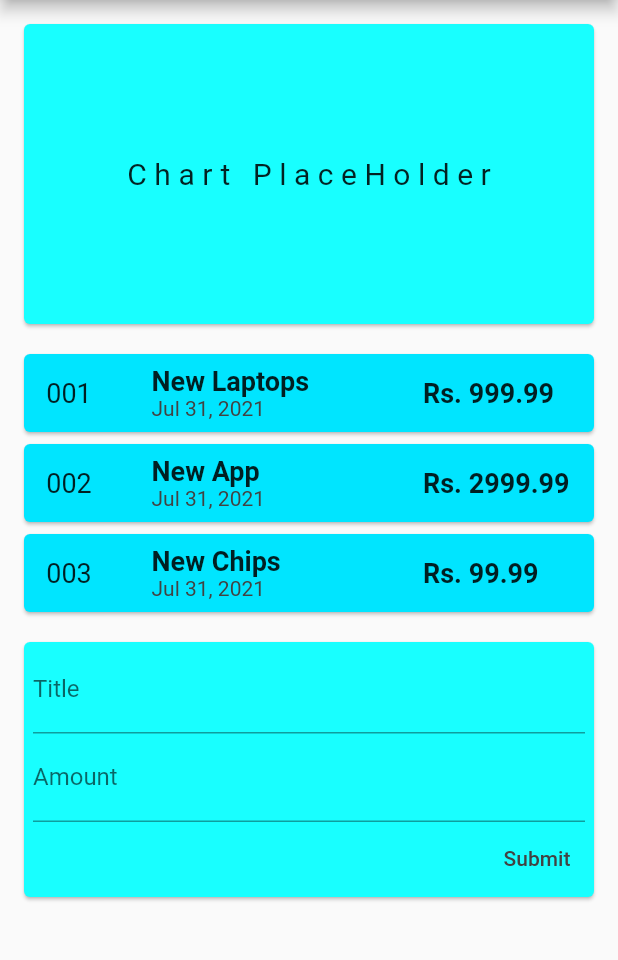
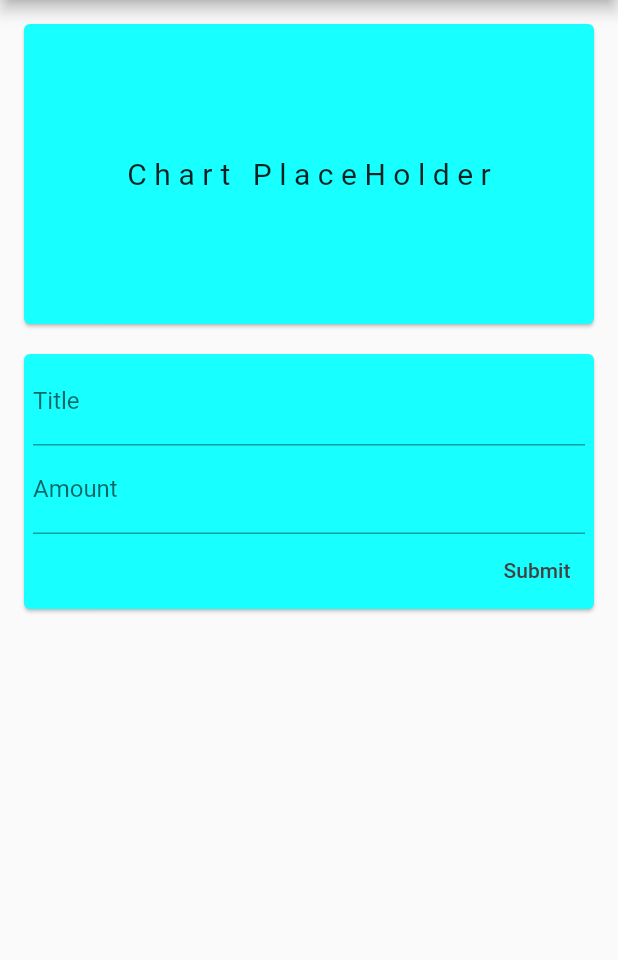
Before and after one commit to adarshvsrinivasan/flutter_practise, a Flutter app: the screen it shows after launch, after a tap on "Submit", on a phone screen of 412 x 824 dp, the part 84-1044 px from its top. Run offline on Flutter 3.47's test engine with Material 2 defaults, Android fonts, the phone set to English and light mode, and no system bars.

Commit message:
ScrollView Widget Added

```diff
--- a/lib/main.dart
+++ b/lib/main.dart
@@ -1,8 +1,7 @@
+import 'package:expense/widgets/user_transactions.dart';
 import 'package:flutter/material.dart';
 
 import 'package:expense/widgets/daily_expense_chart.dart';
-import 'package:expense/widgets/new_transaction.dart';
-import 'package:expense/widgets/transaction_list.dart';
 
 void main() => runApp(MyHomePage());
 
@@ -21,13 +20,14 @@ class MyHomePage extends StatelessWidget {
             ),
           ),
         ),
-        body: Column(
-          mainAxisAlignment: MainAxisAlignment.start,
-          children: [
-            DailyExpenseChart(),
-            TransactionList(),
-            UserTransaction(),
-          ],
+        body: SingleChildScrollView(
+          child: Column(
+            mainAxisAlignment: MainAxisAlignment.start,
+            children: [
+              DailyExpenseChart(),
+              UserTransactions(),
+            ],
+          ),
         ),
       ),
     );
--- a/lib/models/transaction.dart
+++ b/lib/models/transaction.dart
@@ -1,5 +1,5 @@
 class Transaction {
-  final String id;
+  final int id;
   final String title;
   final double amount;
   final DateTime date;
--- a/lib/widgets/new_transaction.dart
+++ b/lib/widgets/new_transaction.dart
@@ -1,15 +1,21 @@
+import 'package:expense/models/transaction.dart';
+import 'package:expense/widgets/transaction_list.dart';
 import 'package:flutter/material.dart';
 
-class UserTransaction extends StatelessWidget {
+class NewTransaction extends StatelessWidget {
   final titleController = TextEditingController();
   final amountController = TextEditingController();
+  final Function addFn;
+  final int transactionCount;
+
+  NewTransaction(this.addFn, this.transactionCount);
 
   @override
   Widget build(BuildContext context) {
     return Column(
       children: [
         Padding(
-          padding: const EdgeInsets.fromLTRB(12, 12, 12, 0),
+          padding: const EdgeInsets.fromLTRB(12, 0, 12, 12),
           child: Card(
             color: Colors.cyanAccent,
             child: Padding(
@@ -31,7 +37,15 @@ class UserTransaction extends StatelessWidget {
                       controller: amountController,
                     ),
                     TextButton(
-                      onPressed: () {},
+                      onPressed: () {
+                        final newTx = Transaction.name(
+                          transactionCount+1,
+                          titleController.text,
+                          double.parse(amountController.text),
+                          DateTime.now(),
+                        );
+                        addFn(newTx);
+                      },
                       child: Text(
                         'Submit',
                         style: TextStyle(
--- a/lib/widgets/transaction_list.dart
+++ b/lib/widgets/transaction_list.dart
@@ -2,24 +2,18 @@ import 'package:expense/models/transaction.dart';
 import 'package:flutter/material.dart';
 import 'package:intl/intl.dart';
 
-class TransactionList extends StatefulWidget {
-  const TransactionList({Key? key}) : super(key: key);
+class TransactionList extends StatelessWidget {
 
-  @override
-  _TransactionListState createState() => _TransactionListState();
-}
+  final List<Transaction> transactions;
 
-class _TransactionListState extends State<TransactionList> {
-  final List<Transaction> _userTransactions = [
-    Transaction.name('001', 'New Laptops', 999.99, DateTime.now()),
-    Transaction.name('002', 'New App', 2999.99, DateTime.now()),
-    Transaction.name('003', 'New Chips', 99.99, DateTime.now()),
-  ];
-
+  TransactionList(this.transactions);
   @override
   Widget build(BuildContext context) {
-    return Column(
-      children: _userTransactions.map(
+    return Container(
+      height: 300,
+      child: SingleChildScrollView(
+        child: Column(
+          children: transactions.map(
             (tx) {
               return Padding(
                 padding: const EdgeInsets.fromLTRB(12, 0, 12, 0),
@@ -35,7 +29,7 @@ class _TransactionListState extends State<TransactionList> {
                           width: 60,
                           child: Center(
                             child: Text(
-                          tx.id,
+                              tx.id.toString(),
                               style: TextStyle(
                                 fontSize: 18,
                               ),
@@ -91,6 +85,8 @@ class _TransactionListState extends State<TransactionList> {
               );
             },
           ).toList(),
+        ),
+      ),
     );
   }
 }
--- /dev/null
+++ b/lib/widgets/user_transactions.dart
@@ -0,0 +1,40 @@
+import 'package:expense/models/transaction.dart';
+import 'package:expense/widgets/new_transaction.dart';
+import 'package:expense/widgets/transaction_list.dart';
+import 'package:flutter/material.dart';
+
+class UserTransactions extends StatefulWidget {
+  const UserTransactions({Key? key}) : super(key: key);
+
+  @override
+  _UserTransactionsState createState() => _UserTransactionsState();
+}
+
+class _UserTransactionsState extends State<UserTransactions> {
+  List<Transaction> _userTransactions = [
+  ];
+
+  void _addNewTransaction(Transaction newTx) {
+    final newTransaction = newTx;
+
+    setState(() {
+      _userTransactions.add(newTransaction);
+    });
+  }
+
+  int _getTransactionCount() {
+    final int transactionCount = _userTransactions.length;
+    return transactionCount;
+  }
+
+
+  @override
+  Widget build(BuildContext context) {
+    return Column(
+      children: [
+        NewTransaction(_addNewTransaction, _getTransactionCount()),
+        TransactionList(_userTransactions),
+      ],
+    );
+  }
+}
```
Lines whose indentation alone changed are shown as unchanged.
